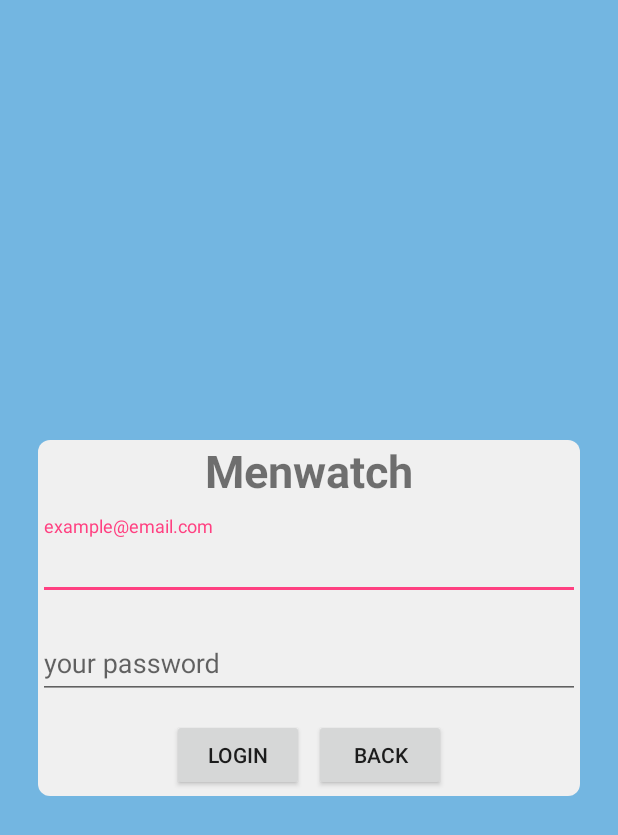
After one commit to nguyenlyminhman/menwatch-android, an Android app: the LoginActivity screen opened directly, with no data from a screen before it, on a phone screen of 412 x 824 dp. The commit adds this screen. Shown: the top 835 px of the screen. Run offline under Robolectric (Android 15) with nearby library versions, the phone set to English and light mode, and no system bars.

Commit message:
Finished! Creating Login form, fix Add To Cart button function. Code is running well.

```diff
--- a/app/src/main/AndroidManifest.xml
+++ b/app/src/main/AndroidManifest.xml
@@ -6,10 +6,10 @@
     <uses-permission android:name="android.permission.ACCESS_NETWORK_STATE" />
 
     <application
-        android:largeHeap="true"
         android:allowBackup="true"
         android:icon="@mipmap/ic_launcher"
         android:label="@string/app_name"
+        android:largeHeap="true"
         android:roundIcon="@mipmap/ic_launcher_round"
         android:supportsRtl="true"
         android:theme="@style/AppTheme">
@@ -23,7 +23,8 @@
         <activity android:name=".BrandActivity" />
         <activity android:name=".StyleActivity" />
         <activity android:name=".ProductDetailsActivity" />
-        <activity android:name=".CartActivity"></activity>
+        <activity android:name=".CartActivity" />
+        <activity android:name=".LoginActivity"></activity>
     </application>
 
 </manifest>
--- a/app/src/main/java/com/greenwich/menwatch/CartActivity.java
+++ b/app/src/main/java/com/greenwich/menwatch/CartActivity.java
@@ -8,6 +8,7 @@ import android.view.View;
 import android.widget.Button;
 import android.widget.ListView;
 import android.widget.TextView;
+import android.widget.Toast;
 
 import com.greenwich.adapter.CartAdapter;
 
@@ -28,9 +29,25 @@ public class CartActivity extends AppCompatActivity {
         addControls();
         addToolbarCartItemEvents();
         addBtnShoppingEvent();
+        addBtnCheckOutEvent();
         checkCartItems();
         setTotalPrice();
 //
+    }
+
+    private void addBtnCheckOutEvent() {
+        btnCheckOut.setOnClickListener(new View.OnClickListener() {
+            @Override
+            public void onClick(View view) {
+                if (MainActivity.arrCart.size() > 0) {
+                    Intent intent = new Intent(CartActivity.this, LoginActivity.class);
+                    startActivity(intent);
+                } else {
+                    Toast.makeText(CartActivity.this, "Your shopping bag is empty.\n Please! Add some products to check out.", Toast.LENGTH_SHORT).show();
+                    return;
+                }
+            }
+        });
     }
 
     private void addBtnShoppingEvent() {
@@ -43,20 +60,20 @@ public class CartActivity extends AppCompatActivity {
         });
     }
 
-     public static void setTotalPrice() {
+    public static void setTotalPrice() {
         double totalPrice = 0;
-        for(int i =0; i<MainActivity.arrCart.size(); i++){
+        for (int i = 0; i < MainActivity.arrCart.size(); i++) {
             totalPrice += (MainActivity.arrCart.get(i).getProductPrice() * MainActivity.arrCart.get(i).getProductQuantity());
-            txtCartItemsTotalsPrice .setText("$ " + totalPrice);
+            txtCartItemsTotalsPrice.setText("$ " + totalPrice);
         }
     }
 
     private void checkCartItems() {
-        if(MainActivity.arrCart.size() <= 0){
+        if (MainActivity.arrCart.size() <= 0) {
             cartAdapter.notifyDataSetChanged();
             txtCartNotice.setVisibility(View.VISIBLE);
             lvCartItems.setVisibility(View.INVISIBLE);
-        }else{
+        } else {
             cartAdapter.notifyDataSetChanged();
             txtCartNotice.setVisibility(View.INVISIBLE);
             lvCartItems.setVisibility(View.VISIBLE);
--- /dev/null
+++ b/app/src/main/java/com/greenwich/menwatch/LoginActivity.java
@@ -0,0 +1,38 @@
+package com.greenwich.menwatch;
+
+import android.content.Intent;
+import android.support.v7.app.AppCompatActivity;
+import android.os.Bundle;
+import android.view.View;
+import android.widget.Button;
+import android.widget.EditText;
+
+public class LoginActivity extends AppCompatActivity {
+    Button btnLogin, btnBack;
+    EditText txtEmail, txtPassword;
+
+    @Override
+    protected void onCreate(Bundle savedInstanceState) {
+        super.onCreate(savedInstanceState);
+        setContentView(R.layout.activity_login);
+        addControls();
+        addBtnBackEvents();
+    }
+
+    private void addBtnBackEvents() {
+        btnBack.setOnClickListener(new View.OnClickListener() {
+            @Override
+            public void onClick(View view) {
+                Intent intent = new Intent(getApplicationContext(), CartActivity.class);
+                startActivity(intent);
+            }
+        });
+    }
+
+    private void addControls() {
+        btnLogin = findViewById(R.id.btnLogin);
+        btnBack = findViewById(R.id.btnBack);
+        txtEmail = findViewById(R.id.txtEmail);
+        txtPassword = findViewById(R.id.txtPassword);
+    }
+}
--- a/app/src/main/java/com/greenwich/menwatch/ProductDetailsActivity.java
+++ b/app/src/main/java/com/greenwich/menwatch/ProductDetailsActivity.java
@@ -79,7 +79,17 @@ public class ProductDetailsActivity extends AppCompatActivity {
         btnAddToCart.setOnClickListener(new View.OnClickListener() {
             @Override
             public void onClick(View view) {
-                int quantity = Integer.parseInt(txtPDQuantity.getText().toString());
+                String qty = txtPDQuantity.getText().toString();
+
+                if(qty.isEmpty()){
+                    Toast.makeText(ProductDetailsActivity.this, "Please, Enter the quantity to buy.", Toast.LENGTH_SHORT).show();
+                    return;
+                }
+                int quantity = Integer.parseInt(qty);
+                if(quantity == 0){
+                    Toast.makeText(ProductDetailsActivity.this, "Product quantity is not a zero", Toast.LENGTH_SHORT).show();
+                    return;
+                }
                 if (MainActivity.arrCart.size() > 0) {
                     boolean exist = false;
                     for (int i = 0; i < MainActivity.arrCart.size(); i++) {
--- /dev/null
+++ b/app/src/main/res/drawable/login_border.xml
@@ -0,0 +1,6 @@
+<?xml version="1.0" encoding="utf-8"?>
+<shape xmlns:android="http://schemas.android.com/apk/res/android"
+    android:shape="rectangle">
+    <solid android:color="#F0F0F0" />
+    <corners android:radius="8dp" />
+</shape>
--- /dev/null
+++ b/app/src/main/res/layout/activity_login.xml
@@ -0,0 +1,74 @@
+<?xml version="1.0" encoding="utf-8"?>
+<LinearLayout xmlns:android="http://schemas.android.com/apk/res/android"
+    xmlns:app="http://schemas.android.com/apk/res-auto"
+    xmlns:tools="http://schemas.android.com/tools"
+    android:layout_width="match_parent"
+    android:layout_height="match_parent"
+    android:background="#73B6E1"
+    android:orientation="vertical"
+    android:gravity="center"
+    tools:context="com.greenwich.menwatch.LoginActivity">
+
+    <LinearLayout
+        android:layout_width="match_parent"
+        android:layout_height="wrap_content"
+        android:layout_marginLeft="25dp"
+        android:layout_marginRight="25dp"
+        android:background="@drawable/login_border"
+        android:orientation="vertical">
+        <TextView
+            android:layout_width="wrap_content"
+            android:layout_height="wrap_content"
+            android:layout_gravity="center"
+            android:text="Menwatch"
+            android:textSize="30dp"
+            android:textStyle="bold" />
+
+        <android.support.design.widget.TextInputLayout
+            android:layout_width="match_parent"
+            android:layout_height="wrap_content"
+            android:orientation="vertical"
+            android:paddingTop="10dp">
+
+            <EditText
+                android:id="@+id/txtEmail"
+                android:layout_width="match_parent"
+                android:layout_height="wrap_content"
+                android:hint="example@email.com" />
+        </android.support.design.widget.TextInputLayout>
+
+        <android.support.design.widget.TextInputLayout
+            android:layout_width="match_parent"
+            android:layout_height="wrap_content"
+            android:orientation="vertical"
+            android:paddingTop="10dp">
+
+            <EditText
+                android:id="@+id/txtPassword"
+                android:layout_width="match_parent"
+                android:layout_height="wrap_content"
+                android:hint="your password" />
+
+        </android.support.design.widget.TextInputLayout>
+        <LinearLayout
+            android:gravity="center"
+            android:layout_marginTop="10dp"
+            android:layout_width="match_parent"
+            android:layout_height="wrap_content">
+            <Button
+                android:layout_margin="3dp"
+                android:id="@+id/btnLogin"
+                android:text="Login"
+                android:layout_width="wrap_content"
+                android:layout_height="wrap_content" />
+            <Button
+                android:layout_margin="3dp"
+                android:id="@+id/btnBack"
+                android:text="Back"
+                android:layout_width="wrap_content"
+                android:layout_height="wrap_content" />
+        </LinearLayout>
+
+    </LinearLayout>
+
+</LinearLayout>
```
Also changed, not shown: app/src/main/java/com/greenwich/menwatch/MainActivity.java (+0 -9 lines).
